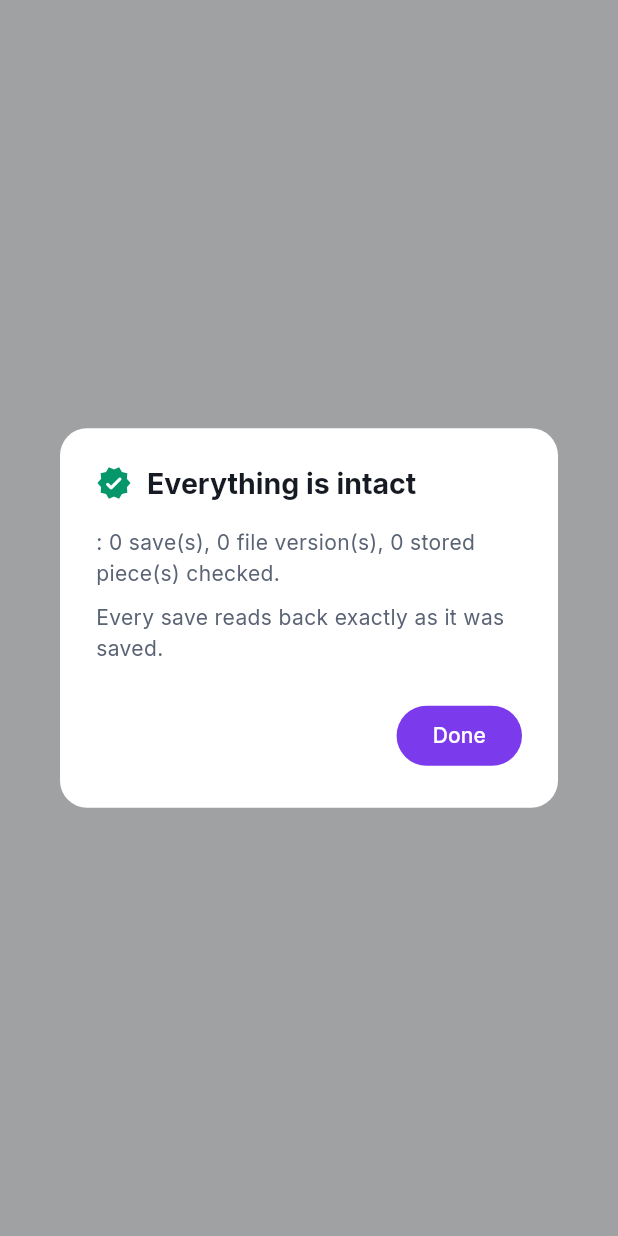
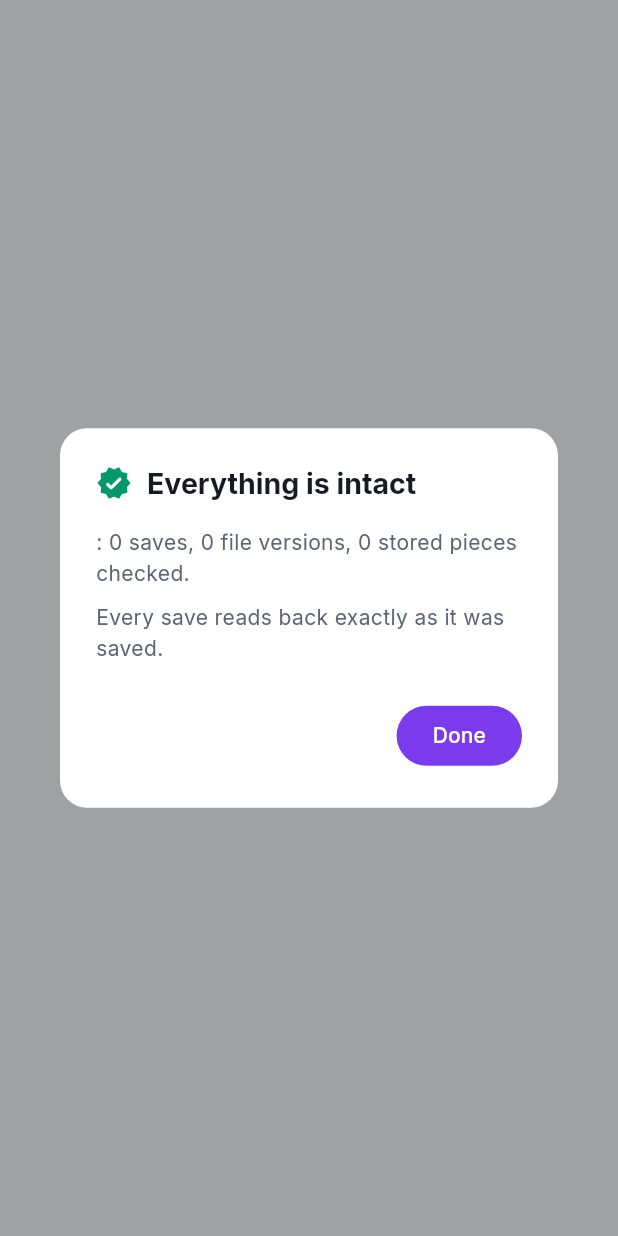
Before and after one commit to danhab99/duh, a Flutter app: what showCheck() shows on an empty page, opened directly with empty values, on a phone screen of 412 x 824 dp. Run offline on Flutter 3.47's test engine with Material 3 defaults, Android fonts, the phone set to English and light mode, and no system bars; missing offline and left inert: dart:ffi, flutter_rust_bridge.

Commit message:
fix(studio): "1 save" and "3 saves", not "save(s)"
Co-Authored-By: Claude Opus 5.5 <noreply@anthropic.com>

```diff
--- a/studio/lib/state.dart
+++ b/studio/lib/state.dart
@@ -6,6 +6,9 @@ import 'package:flutter/material.dart' show ThemeMode;
 import 'package:flutter/widgets.dart';
 
 import 'engine.dart';
+
+/// "1 save", "3 saves": a number with its noun in the right form.
+String count(int n, String one, [String? many]) => '$n ${n == 1 ? one : many ?? '${one}s'}';
 
 /// What the inspector shows.
 sealed class Selection {
@@ -511,7 +514,7 @@ class AppState extends ChangeNotifier {
     if (p == null) return false;
     final ok = await _do('Sending to $p', (f) async {
       final t = await engine.send(f, p, draft: draft, force: force);
-      say(t.saves == 0 ? '$p already had everything' : 'Sent ${t.saves} save(s) to $p/${t.draft} (${_bytes(t.bytes)})');
+      say(t.saves == 0 ? '$p already had everything' : 'Sent ${count(t.saves, 'save')} to $p/${t.draft} (${_bytes(t.bytes)})');
     });
     await refreshSync();
     return ok;
@@ -522,7 +525,7 @@ class AppState extends ChangeNotifier {
     if (p == null) return false;
     final ok = await _do('Receiving from $p', (f) async {
       final t = await engine.receive(f, p, draft: draft, into: into);
-      say(t.saves == 0 ? 'Nothing new from $p' : 'Received ${t.saves} save(s) into ${t.draft} (${_bytes(t.bytes)})');
+      say(t.saves == 0 ? 'Nothing new from $p' : 'Received ${count(t.saves, 'save')} into ${t.draft} (${_bytes(t.bytes)})');
     });
     await refreshSync();
     return ok;
--- a/studio/lib/ui/dialogs.dart
+++ b/studio/lib/ui/dialogs.dart
@@ -354,7 +354,7 @@ Future<void> divergedSheet(BuildContext context, AppState app) async {
           width: 520,
           child: Column(mainAxisSize: MainAxisSize.min, crossAxisAlignment: CrossAxisAlignment.stretch, children: [
             Text(
-              '$place has ${s?.toReceive ?? 0} save(s) you don\'t have, and you have ${s?.toSend ?? 0} it doesn\'t. '
+              '$place has ${count(s?.toReceive ?? 0, 'save')} you don\'t have, and you have ${s?.toSend ?? 0} it doesn\'t. '
               'duh never merges, so nothing happens until you choose.',
               style: TextStyle(color: p.muted, height: 1.5),
             ),
@@ -367,10 +367,10 @@ Future<void> divergedSheet(BuildContext context, AppState app) async {
               Navigator.pop(context);
               await app.send(draft: '$draft-mine');
             }),
-            choice('Overwrite $place\'s $draft', 'Throws away $place\'s ${s?.toReceive ?? 0} save(s) for everyone. You\'ll be asked again.', () async {
+            choice('Overwrite $place\'s $draft', 'Throws away $place\'s ${count(s?.toReceive ?? 0, 'save')} for everyone. You\'ll be asked again.', () async {
               final sure = await confirm(context,
                   title: 'Overwrite $place\'s $draft?',
-                  body: 'The ${s?.toReceive ?? 0} save(s) only $place has will be gone for everyone who uses it. This can\'t be undone from here.',
+                  body: 'The ${count(s?.toReceive ?? 0, 'save')} only $place has will be gone for everyone who uses it. This can\'t be undone from here.',
                   action: 'Overwrite',
                   danger: true);
               if (!sure || !context.mounted) return;
@@ -395,14 +395,14 @@ Future<void> showCheck(BuildContext context, CheckResult r, {String? place}) {
       title: Row(children: [
         Icon(intact ? Icons.verified_rounded : Icons.error_outline_rounded, color: intact ? p.ok : p.danger),
         const SizedBox(width: 10),
-        Expanded(child: Text(intact ? 'Everything is intact' : '${r.problems.length} problem(s) found', style: const TextStyle(fontSize: 19, fontWeight: FontWeight.w700))),
+        Expanded(child: Text(intact ? 'Everything is intact' : '${count(r.problems.length, 'problem')} found', style: const TextStyle(fontSize: 19, fontWeight: FontWeight.w700))),
       ]),
       content: SizedBox(
         width: 520,
         child: Column(mainAxisSize: MainAxisSize.min, crossAxisAlignment: CrossAxisAlignment.start, children: [
           Text(
-            '${place ?? 'This space'}: ${r.saves} save(s), ${r.fileVersions} file version(s), '
-            '${r.objects} stored piece(s)${r.solids > 0 ? ' and ${r.solids} solid cop${r.solids == 1 ? 'y' : 'ies'}' : ''} checked.',
+            '${place ?? 'This space'}: ${count(r.saves, 'save')}, ${count(r.fileVersions, 'file version')}, '
+            '${count(r.objects, 'stored piece')}${r.solids > 0 ? ' and ${count(r.solids, 'solid copy', 'solid copies')}' : ''} checked.',
             style: TextStyle(color: p.muted, height: 1.5),
           ),
           if (intact) ...[
--- a/studio/lib/ui/shell.dart
+++ b/studio/lib/ui/shell.dart
@@ -242,7 +242,7 @@ class _HealthBadge extends StatelessWidget {
     final (dot, text) = switch (h) {
       null => (p.faint, 'Check'),
       _ when h.problems.isEmpty => (p.ok, 'Intact · checked ${_ago(app.checkedAt!)}'),
-      _ => (p.danger, '${h.problems.length} problem(s)'),
+      _ => (p.danger, count(h.problems.length, 'problem')),
     };
     return Tooltip(
       message: 'Check that every save reads back exactly',
```
